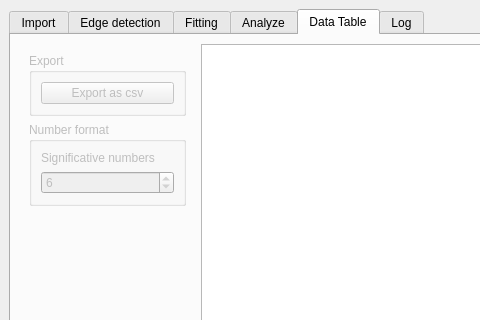
Old version of the form pyDSA_gui/design.ui in the repository galaunay/pyDSA_gui; both pictures show x 0 to 480 and y 0 to 320 of the 972 by 854 pixel window.
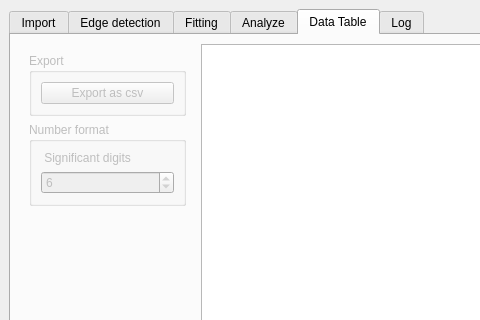
New version of the form. Custom widgets are drawn as their Qt base class.

```diff
--- a/pyDSA_gui/design.ui
+++ b/pyDSA_gui/design.ui
@@ -1707,7 +1707,7 @@
               <item>
                <widget class="QLabel" name="label_2">
                 <property name="text">
-                 <string>Significative numbers</string>
+                 <string> Significant digits</string>
                 </property>
                </widget>
               </item>
```
